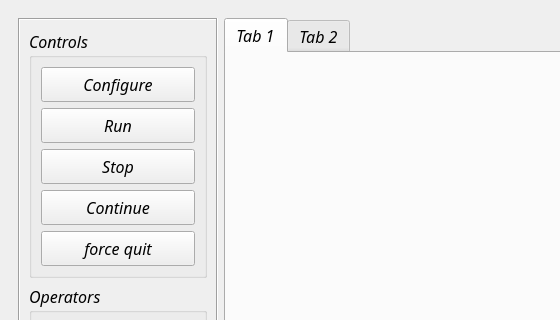
This is qrgbd/mainwindow.ui in Unsigned-Long/QRGBD-SLAM as Qt 5 draws it before an edit; both pictures show x 0 to 560 and y 0 to 320 of the 829 by 639 pixel window. The edited form follows.
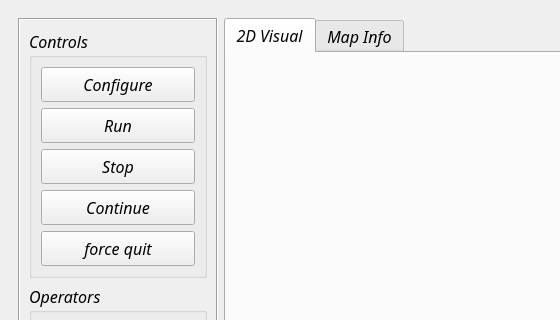
This is the edited form. Icons and pictures are not drawn.

Patch:
```diff
--- a/qrgbd/mainwindow.ui
+++ b/qrgbd/mainwindow.ui
@@ -543,7 +543,7 @@
           </property>
           <widget class="QWidget" name="tab">
            <attribute name="title">
-            <string>Tab 1</string>
+            <string>2D Visual</string>
            </attribute>
            <layout class="QGridLayout" name="gridLayout_6">
             <item row="0" column="1">
@@ -563,7 +563,7 @@
           </widget>
           <widget class="QWidget" name="tab_2">
            <attribute name="title">
-            <string>Tab 2</string>
+            <string>Map Info</string>
            </attribute>
            <layout class="QGridLayout" name="gridLayout_8">
             <item row="0" column="0">
```
Left out of the diff: 3 changed lines with no effect on the pictures.
